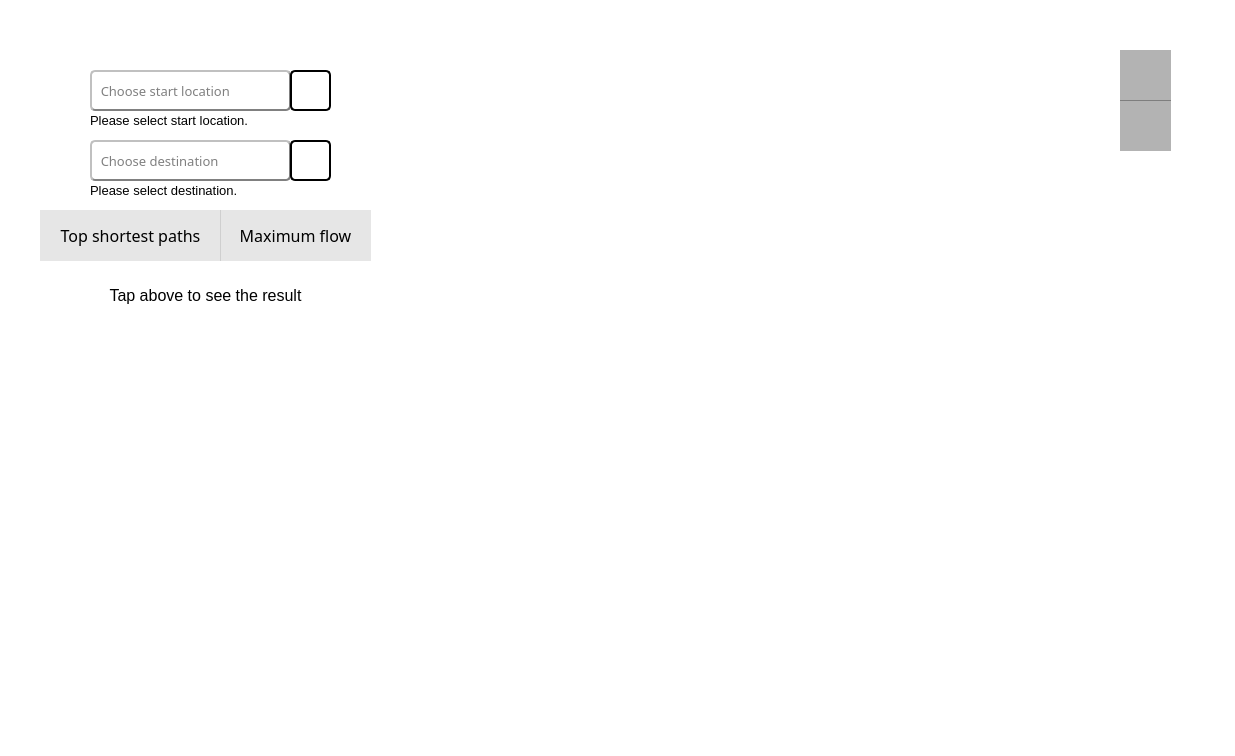
The window that assignment/mainwindow.ui (alph853/DS-ASSIGNMENT) describes before a commit, drawn with Qt 5.
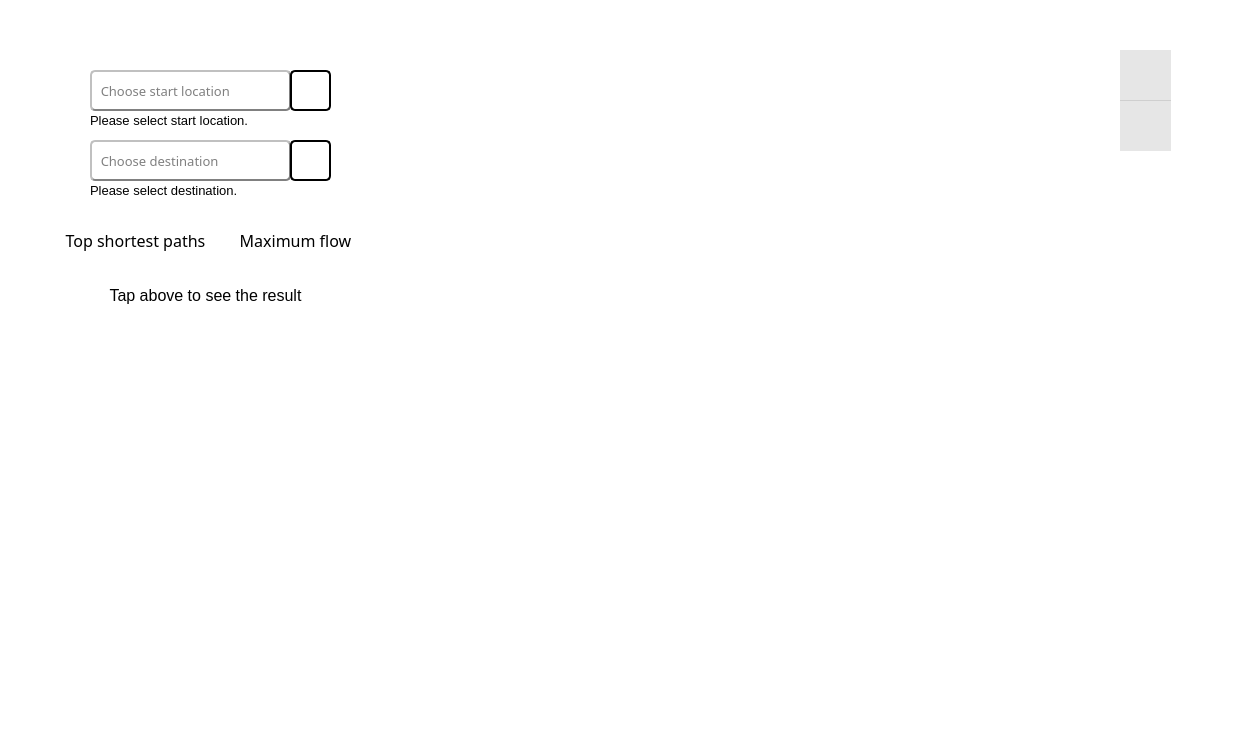
The same window after the commit. Icons and pictures are not drawn. Custom widgets are drawn as their Qt base class.

What changed in the file:
```diff
--- a/assignment/mainwindow.ui
+++ b/assignment/mainwindow.ui
@@ -101,15 +101,16 @@
     <property name="geometry">
      <rect>
       <x>40</x>
-      <y>210</y>
-      <width>181</width>
-      <height>51</height>
+      <y>220</y>
+      <width>191</width>
+      <height>41</height>
      </rect>
     </property>
     <property name="font">
      <font>
       <family>Sitka Text</family>
       <pointsize>12</pointsize>
+      <kerning>true</kerning>
      </font>
     </property>
     <property name="toolTip">
@@ -117,7 +118,6 @@
     </property>
     <property name="styleSheet">
      <string notr="true">QPushButton {
-    background-color: rgba(0, 0, 0, 0.1);
 	border: none;
     padding: 5px 10px;
 }
@@ -158,10 +158,10 @@
    <widget class="customButton" name="flowbutton">
     <property name="geometry">
      <rect>
-      <x>220</x>
-      <y>210</y>
-      <width>151</width>
-      <height>51</height>
+      <x>210</x>
+      <y>220</y>
+      <width>171</width>
+      <height>41</height>
      </rect>
     </property>
     <property name="font">
@@ -175,7 +175,6 @@
     </property>
     <property name="styleSheet">
      <string notr="true">QPushButton {
-    background-color: rgba(0, 0, 0, 0.1);
 	border: none;
     padding: 5px 10px;
 }
@@ -605,7 +604,7 @@
     </property>
     <property name="styleSheet">
      <string notr="true">QPushButton {
-    background-color: rgba(0, 0, 0, 0.3);
+    background-color: rgba(0, 0, 0, 0.1);
 	border: none;
     padding: 5px 10px;
 }
@@ -648,7 +647,7 @@
     </property>
     <property name="styleSheet">
      <string notr="true">QPushButton {
-    background-color: rgba(0, 0, 0, 0.3);
+    background-color: rgba(0, 0, 0, 0.1);
 	border: none;
     padding: 5px 10px;
 }
@@ -672,8 +671,8 @@
     </property>
     <property name="iconSize">
      <size>
-      <width>40</width>
-      <height>40</height>
+      <width>35</width>
+      <height>35</height>
      </size>
     </property>
    </widget>
```
Left out of the diff: 11 changed lines with no effect on the pictures.
